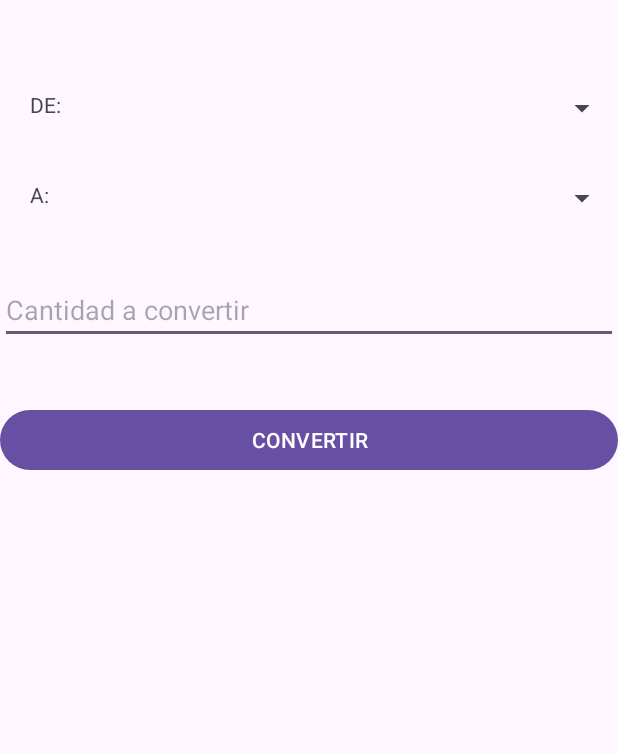
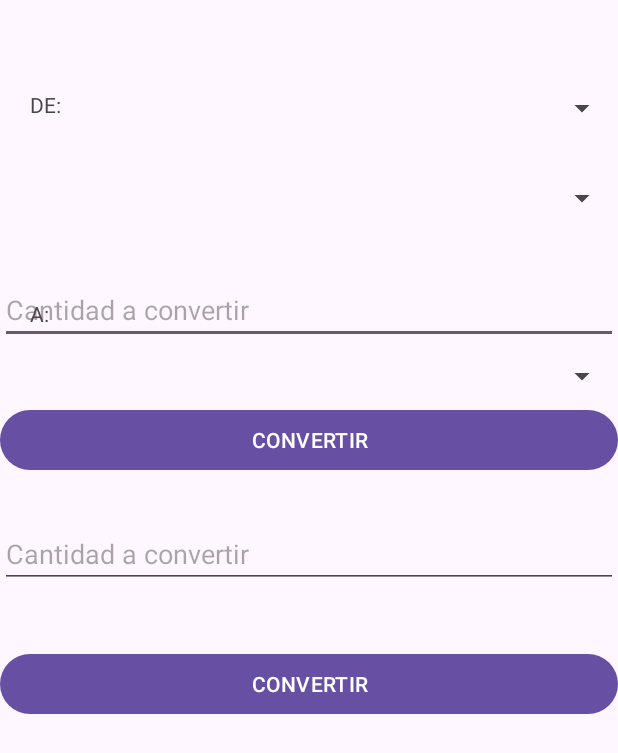
Before and after one commit to CarlosRomero212/ProgTareas-I, an Android app: the screen it shows after launch (MainActivity), on a phone screen of 412 x 824 dp. Shown: the top 753 px of the screen. Run offline under Robolectric (Android 15) with nearby library versions, the phone set to English and light mode, and no system bars.

Commit message:
Proyecto conversores

```diff
--- a/app/src/main/java/com/example/calculadora/MainActivity.java
+++ b/app/src/main/java/com/example/calculadora/MainActivity.java
@@ -5,7 +5,6 @@ import androidx.appcompat.app.AppCompatActivity;
 import android.os.Bundle;
 import android.view.View;
 import android.widget.Button;
-import android.widget.RadioGroup;
 import android.widget.Spinner;
 import android.widget.TabHost;
 import android.widget.TextView;
@@ -16,7 +15,9 @@ public class MainActivity extends AppCompatActivity {
     TextView tempVal;
     Spinner spn;
     Button btn;
-    conversores objConversor = new conversores();
+    Conversores objConversor = new Conversores();
+    CalcularMoneda objMoneda = new CalcularMoneda();
+
     @Override
     protected void onCreate(Bundle savedInstanceState) {
         super.onCreate(savedInstanceState);
@@ -39,25 +40,63 @@ public class MainActivity extends AppCompatActivity {
                 int a = spn.getSelectedItemPosition();
 
                 tempVal = findViewById(R.id.txtCantidadLongitud);
-                double cantidad= Double.parseDouble(tempVal.getText().toString());
-                double resp = objConversor.convertir(0, de, a, cantidad);
+                try {
+                    double cantidad = Double.parseDouble(tempVal.getText().toString());
+                    double resp = objConversor.convertir(0, de, a, cantidad);
+                    mostrarResultado(resp);
+                } catch (NumberFormatException e) {
+                    mostrarError("Ingresa una cantidad válida.");
+                }
+            }
+        });
 
-                Toast.makeText(getApplicationContext(), "Respuesta: "+ resp, Toast.LENGTH_LONG).show();
+        btn = findViewById(R.id.btnCalcularMoneda);
+        btn.setOnClickListener(new View.OnClickListener() {
+            @Override
+            public void onClick(View view) {
+                spn = findViewById(R.id.spndemoneda);
+                int de = spn.getSelectedItemPosition();
+
+                spn = findViewById(R.id.spnAmoneda);
+                int a = spn.getSelectedItemPosition();
+
+                tempVal = findViewById(R.id.txtCantidadMoneda);
+                try {
+                    double cantidad = Double.parseDouble(tempVal.getText().toString());
+                    double resp = objMoneda.convertir(0, de, a, cantidad);
+                    mostrarResultado(resp);
+                } catch (NumberFormatException e) {
+                    mostrarError("Ingresa una cantidad válida.");
+                }
             }
         });
     }
+
+    private void mostrarResultado(double resultado) {
+        Toast.makeText(getApplicationContext(), "Respuesta: " + resultado, Toast.LENGTH_LONG).show();
+    }
+
+    private void mostrarError(String mensaje) {
+        Toast.makeText(getApplicationContext(), "Error: " + mensaje, Toast.LENGTH_LONG).show();
+    }
 }
 
-class CalcularMoneda{
+class CalcularMoneda {
+    double[][] valores = {
+            {1, 0.93, 17.19, 0.79, 0.91}
+    };
 
+    public double convertir(int opcion, int de, int a, double cantidad) {
+        return valores[opcion][a] / valores[opcion][de] * cantidad;
+    }
+}
 
-
-}
-class conversores{
+class Conversores {
     double[][] valores = {
             {1, 100, 39.3701, 3.28084, 1.193, 1.09361, 0.001, 0.000621371}
     };
-    public double convertir(int opcion, int de, int a, double cantidad){
+
+    public double convertir(int opcion, int de, int a, double cantidad) {
         return valores[opcion][a] / valores[opcion][de] * cantidad;
     }
 }
--- a/app/src/main/res/layout/activity_main.xml
+++ b/app/src/main/res/layout/activity_main.xml
@@ -32,21 +32,7 @@
                     android:layout_height="match_parent"
                     android:orientation="vertical">
 
-                    <TextView
-                        android:id="@+id/lblDeLongitud"
-                        android:layout_width="wrap_content"
-                        android:layout_height="wrap_content"
-                        android:layout_marginLeft="20dp"
-                        android:layout_marginTop="60dp"
-                        android:text="DE:" />
 
-                    <TextView
-                        android:id="@+id/lblALongitud"
-                        android:layout_width="wrap_content"
-                        android:layout_height="wrap_content"
-                        android:layout_marginLeft="20dp"
-                        android:layout_marginTop="120dp"
-                        android:text="A:" />
 
                     <Spinner
                         android:id="@+id/spnDeLongitud"
@@ -88,7 +74,53 @@
                     android:layout_width="match_parent"
                     android:layout_height="match_parent"
                     android:orientation="vertical">
+                    <TextView
+                        android:id="@+id/lblDemonda"
+                        android:layout_width="wrap_content"
+                        android:layout_height="wrap_content"
+                        android:layout_marginLeft="20dp"
+                        android:layout_marginTop="60dp"
+                        android:text="DE:" />
 
+                    <TextView
+                        android:id="@+id/lblAmoneda"
+                        android:layout_width="wrap_content"
+                        android:layout_height="wrap_content"
+                        android:layout_marginLeft="20dp"
+                        android:layout_marginTop="120dp"
+                        android:text="A:" />
+                    <Spinner
+                        android:id="@+id/spndemoneda"
+                        android:layout_width="match_parent"
+                        android:layout_height="wrap_content"
+                        android:layout_marginLeft="60dp"
+                        android:layout_marginTop="20dp"
+                        android:entries="@array/spnMonedas" />
+
+
+                    <Spinner
+                        android:id="@+id/spnAmoneda"
+                        android:layout_width="match_parent"
+                        android:layout_height="wrap_content"
+                        android:layout_marginLeft="60dp"
+                        android:layout_marginTop="20dp"
+                        android:entries="@array/spnMonedas" />
+
+                    <EditText
+                        android:id="@+id/txtCantidadMoneda"
+                        android:layout_width="match_parent"
+                        android:layout_height="wrap_content"
+                        android:layout_below="@+id/spnALongitud"
+                        android:layout_marginTop="40dp"
+                        android:hint="Cantidad a convertir" />
+
+                    <Button
+                        android:id="@+id/btnCalcularMoneda"
+                        android:layout_width="match_parent"
+                        android:layout_height="wrap_content"
+                        android:layout_below="@+id/txtCantidadMoneda"
+                        android:layout_marginTop="40dp"
+                        android:text="CONVERTIR" />
 
 
                 </LinearLayout>
@@ -99,6 +131,9 @@
                     android:layout_height="match_parent"
                     android:orientation="vertical">
 
+
+
+
                 </LinearLayout>
             </FrameLayout>
         </LinearLayout>
```
